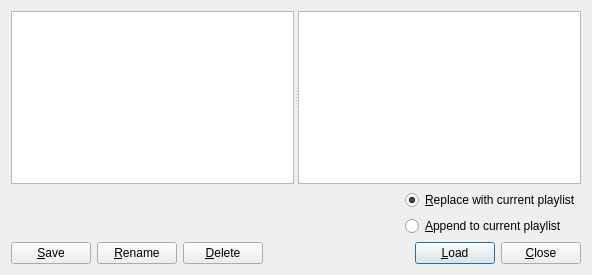
The window that src/EditPlaylistDialog.ui (soramimi/SkyMPC) describes before a commit, drawn with Qt 5.
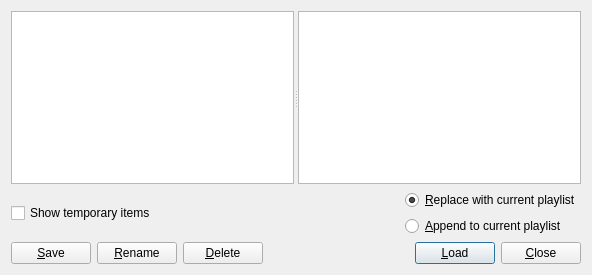
The same window after the commit.

```diff
--- a/src/EditPlaylistDialog.ui
+++ b/src/EditPlaylistDialog.ui
@@ -41,6 +41,13 @@
    </item>
    <item>
     <layout class="QHBoxLayout" name="horizontalLayout_3">
+     <item>
+      <widget class="QCheckBox" name="checkBox_show_temporary">
+       <property name="text">
+        <string>Show temporary items</string>
+       </property>
+      </widget>
+     </item>
      <item>
       <spacer name="horizontalSpacer_3">
        <property name="orientation">
```
